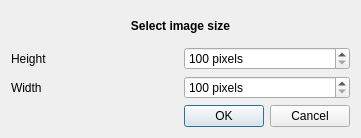
Before: the Qt Designer form GUI/Dialogs/ImageResolutionDialog.ui in FelixdelasPozas/EspINA, drawn with Qt 5.
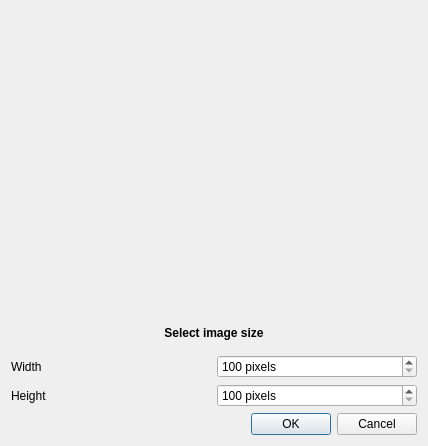
After: the same form once the commit is applied.

Commit message: Code formating and optimization in ImageResolutionDialog

```diff
--- a/GUI/Dialogs/ImageResolutionDialog.ui
+++ b/GUI/Dialogs/ImageResolutionDialog.ui
@@ -6,20 +6,20 @@
    <rect>
     <x>0</x>
     <y>0</y>
-    <width>361</width>
-    <height>138</height>
+    <width>428</width>
+    <height>446</height>
    </rect>
   </property>
   <property name="minimumSize">
    <size>
-    <width>361</width>
-    <height>138</height>
+    <width>428</width>
+    <height>446</height>
    </size>
   </property>
   <property name="maximumSize">
    <size>
-    <width>361</width>
-    <height>138</height>
+    <width>428</width>
+    <height>446</height>
    </size>
   </property>
   <property name="windowTitle">
@@ -27,6 +27,21 @@
   </property>
   <layout class="QVBoxLayout" name="verticalLayout">
    <item>
+    <widget class="QLabel" name="m_imageLabel">
+     <property name="minimumSize">
+      <size>
+       <width>0</width>
+       <height>300</height>
+      </size>
+     </property>
+     <property name="text">
+      <string/>
+     </property>
+    </widget>
+   </item>
+   <item>
+    <layout class="QVBoxLayout" name="verticalLayout_2">
+     <item>
     <widget class="QLabel" name="title_label">
      <property name="font">
       <font>
@@ -42,30 +57,6 @@
      </property>
     </widget>
    </item>
-   <item>
-    <layout class="QHBoxLayout" name="horizontalLayout">
-     <item>
-      <widget class="QLabel" name="height_label">
-       <property name="text">
-        <string>Height</string>
-       </property>
-      </widget>
-     </item>
-     <item>
-      <widget class="QSpinBox" name="height_spinBox">
-       <property name="suffix">
-        <string> pixels</string>
-       </property>
-       <property name="minimum">
-        <number>100</number>
-       </property>
-       <property name="maximum">
-        <number>999999999</number>
-       </property>
-      </widget>
-     </item>
-    </layout>
-   </item>
    <item>
     <layout class="QHBoxLayout" name="horizontalLayout_2">
      <item>
@@ -91,7 +82,33 @@
     </layout>
    </item>
    <item>
-    <widget class="QDialogButtonBox" name="buttonBox">
+      <layout class="QHBoxLayout" name="horizontalLayout">
+       <item>
+        <widget class="QLabel" name="m_height_label">
+         <property name="text">
+          <string>Height</string>
+         </property>
+        </widget>
+       </item>
+       <item>
+        <widget class="QSpinBox" name="m_height_spinBox">
+         <property name="suffix">
+          <string> pixels</string>
+         </property>
+         <property name="minimum">
+          <number>100</number>
+         </property>
+         <property name="maximum">
+          <number>999999999</number>
+         </property>
+        </widget>
+       </item>
+      </layout>
+     </item>
+    </layout>
+   </item>
+   <item>
+    <widget class="QDialogButtonBox" name="m_buttonBox">
      <property name="orientation">
       <enum>Qt::Horizontal</enum>
      </property>
```
Left out of the diff: 8 changed lines with no effect on the pictures. Lines whose indentation alone changed are shown as unchanged. The commit also changes 3 other files.
